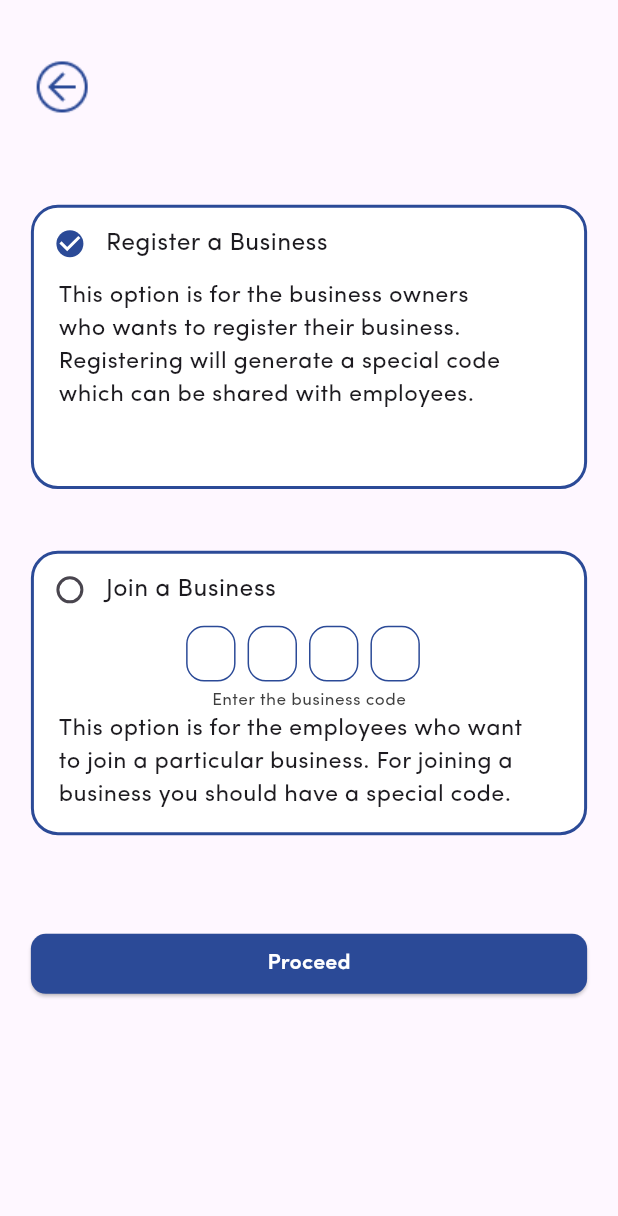
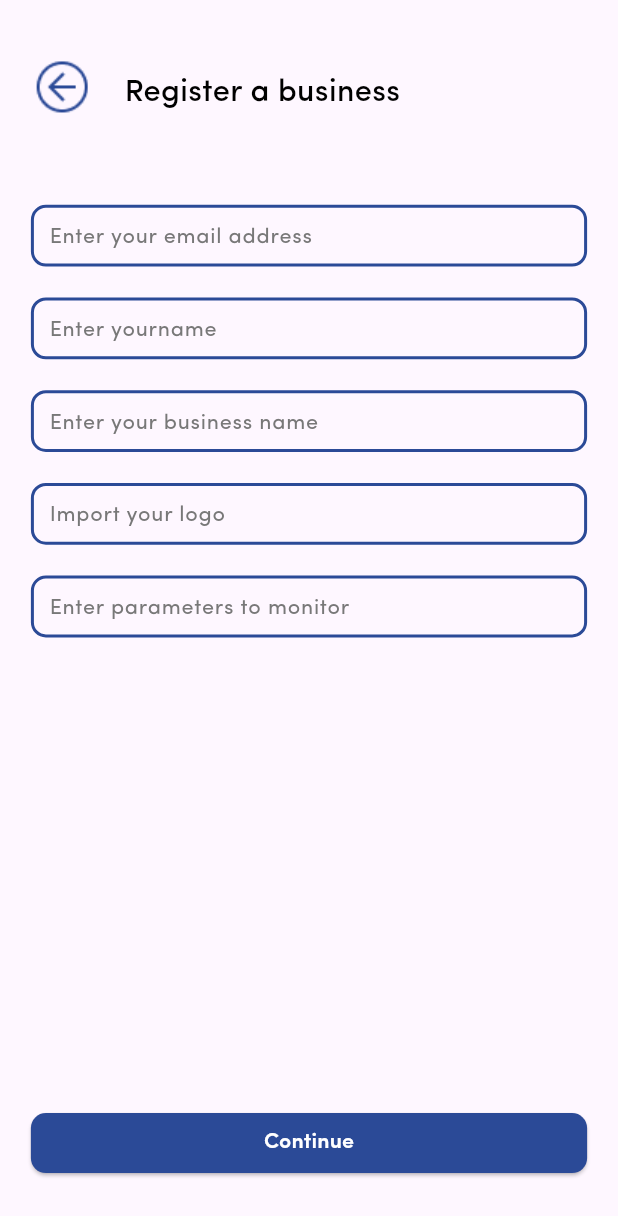
Before and after one commit to UMESH-042/Targafy-Frontend, a Flutter app: the RegisterABusinessScreen1 screen opened directly, after a tap on "Proceed", on a phone screen of 412 x 824 dp. Shown: the top 1216 px of the screen. Run offline on Flutter 3.47's test engine with Material 3 defaults, Android fonts, the phone set to English and light mode, and no system bars; drawn by our look-alikes of flutter_otp_text_field; our stand-ins replace bloc, dots_indicator, flutter_riverpod, flutter_svg, shared_preferences; accounts and stored records are empty; project files that could hold a hidden picture were left out.

Commit message:
created register a buisness screen

```diff
--- a/lib/src/auth/view/screens/send_otp_screen.dart
+++ b/lib/src/auth/view/screens/send_otp_screen.dart
@@ -64,6 +64,7 @@
                       height: getScreenWidth(context) * 0.1,
                       child: TextField(
                         decoration: InputDecoration(
+                          contentPadding: EdgeInsets.only(top: getScreenWidth(context) * 0.05, left: getScreenWidth(context) * 0.02),
                           hintText: 'Enter contact number',
                           border: OutlineInputBorder(
                             borderRadius: BorderRadius.circular(10),
--- a/lib/src/registration/view/screens/register_a_business_screen1.dart
+++ b/lib/src/registration/view/screens/register_a_business_screen1.dart
@@ -3,6 +3,7 @@
 import 'package:targafy/core/constants/colors.dart';
 import 'package:targafy/core/constants/dimensions.dart';
 import 'package:targafy/core/shared/components/primary_button.dart';
+import 'package:targafy/src/registration/view/screens/register_a_business_screen2.dart';
 
 class RegisterABusinessScreen1 extends StatefulWidget {
   const RegisterABusinessScreen1({super.key});
@@ -158,7 +159,11 @@
             ),
             Container(
               margin: EdgeInsets.symmetric(horizontal: getScreenWidth(context) * 0.05).copyWith(top: getScreenheight(context) * 0.05),
-              child: PrimaryButton(function: () {}, text: 'Proceed'),
+              child: PrimaryButton(
+                  function: () {
+                    Navigator.pushReplacement(context, MaterialPageRoute(builder: (context) => const RegisterABusinessScreen2()));
+                  },
+                  text: 'Proceed'),
             )
           ],
         ),
--- /dev/null
+++ b/lib/src/registration/view/screens/register_a_business_screen2.dart
@@ -0,0 +1,172 @@
+import 'package:flutter/material.dart';
+import 'package:targafy/core/constants/colors.dart';
+import 'package:targafy/core/constants/dimensions.dart';
+import 'package:targafy/core/shared/components/primary_button.dart';
+
+class RegisterABusinessScreen2 extends StatefulWidget {
+  const RegisterABusinessScreen2({super.key});
+
+  @override
+  State<RegisterABusinessScreen2> createState() => _RegisterABusinessScreen2State();
+}
+
+class _RegisterABusinessScreen2State extends State<RegisterABusinessScreen2> {
+  @override
+  Widget build(BuildContext context) {
+    return Scaffold(
+      body: SingleChildScrollView(
+        child: Column(
+          children: [
+            Row(
+              crossAxisAlignment: CrossAxisAlignment.center,
+              children: [
+                GestureDetector(
+                  onTap: () {
+                    Navigator.pop(context);
+                  },
+                  child: Container(
+                    margin: EdgeInsets.symmetric(horizontal: getScreenWidth(context) * 0.04, vertical: getScreenheight(context) * 0.04),
+                    alignment: Alignment.centerLeft,
+                    child: Image.asset('assets/img/back.png'),
+                  ),
+                ),
+                Padding(
+                  padding: EdgeInsets.only(top: getScreenheight(context) * 0.01),
+                  child: Text('Register a business', style: TextStyle(fontFamily: 'Sofia Pro', fontSize: getScreenWidth(context) * 0.05, fontWeight: FontWeight.w500, color: secondaryColor)),
+                )
+              ],
+            ),
+            Container(
+              padding: EdgeInsets.all(getScreenWidth(context) * 0.05),
+              child: Column(
+                children: [
+                  SizedBox(
+                    height: getScreenWidth(context) * 0.1,
+                    child: TextField(
+                      decoration: InputDecoration(
+                        contentPadding: EdgeInsets.only(top: getScreenWidth(context) * 0.0, left: getScreenWidth(context) * 0.02),
+                        hintText: 'Enter your email address',
+                        hintStyle: TextStyle(color: const Color(0xff787878), fontFamily: 'Sofia Pro', fontSize: getScreenWidth(context) * 0.035),
+                        border: OutlineInputBorder(
+                          borderRadius: BorderRadius.circular(10),
+                          borderSide: BorderSide(color: primaryColor, width: 2),
+                        ),
+                        enabledBorder: OutlineInputBorder(
+                          borderRadius: BorderRadius.circular(10),
+                          borderSide: BorderSide(color: primaryColor, width: 2),
+                        ),
+                        focusedBorder: OutlineInputBorder(
+                          borderRadius: BorderRadius.circular(10),
+                          borderSide: BorderSide(color: primaryColor, width: 2),
+                        ),
+                      ),
+                    ),
+                  ),
+                  SizedBox(height: getScreenheight(context) * 0.025),
+
+                  SizedBox(
+                    height: getScreenWidth(context) * 0.1,
+                    child: TextField(
+                      decoration: InputDecoration(
+                        contentPadding: EdgeInsets.only(top: getScreenWidth(context) * 0.0, left: getScreenWidth(context) * 0.02),
+                        hintText: 'Enter yourname',
+                        hintStyle: TextStyle(color: const Color(0xff787878), fontFamily: 'Sofia Pro', fontSize: getScreenWidth(context) * 0.035),
+                        border: OutlineInputBorder(
+                          borderRadius: BorderRadius.circular(10),
+                          borderSide: BorderSide(color: primaryColor, width: 2),
+                        ),
+                        enabledBorder: OutlineInputBorder(
+                          borderRadius: BorderRadius.circular(10),
+                          borderSide: BorderSide(color: primaryColor, width: 2),
+                        ),
+                        focusedBorder: OutlineInputBorder(
+                          borderRadius: BorderRadius.circular(10),
+                          borderSide: BorderSide(color: primaryColor, width: 2),
+                        ),
+                      ),
+                    ),
+                  ),
+                  SizedBox(height: getScreenheight(context) * 0.025),
+
+                  SizedBox(
+                    height: getScreenWidth(context) * 0.1,
+                    child: TextField(
+                      decoration: InputDecoration(
+                        contentPadding: EdgeInsets.only(top: getScreenWidth(context) * 0.0, left: getScreenWidth(context) * 0.02),
+                        hintText: 'Enter your business name',
+                        hintStyle: TextStyle(color: const Color(0xff787878), fontFamily: 'Sofia Pro', fontSize: getScreenWidth(context) * 0.035),
+                        border: OutlineInputBorder(
+                          borderRadius: BorderRadius.circular(10),
+                          borderSide: BorderSide(color: primaryColor, width: 2),
+                        ),
+                        enabledBorder: OutlineInputBorder(
+                          borderRadius: BorderRadius.circular(10),
+                          borderSide: BorderSide(color: primaryColor, width: 2),
+                        ),
+                        focusedBorder: OutlineInputBorder(
+                          borderRadius: BorderRadius.circular(10),
+                          borderSide: BorderSide(color: primaryColor, width: 2),
+                        ),
+                      ),
+                    ),
+                  ),
+                  SizedBox(height: getScreenheight(context) * 0.025),
+
+                  SizedBox(
+                    height: getScreenWidth(context) * 0.1,
+                    child: TextField(
+                      decoration: InputDecoration(
+                        contentPadding: EdgeInsets.only(top: getScreenWidth(context) * 0.0, left: getScreenWidth(context) * 0.02),
+                        hintText: 'Import your logo',
+                        hintStyle: TextStyle(color: const Color(0xff787878), fontFamily: 'Sofia Pro', fontSize: getScreenWidth(context) * 0.035),
+                        border: OutlineInputBorder(
+                          borderRadius: BorderRadius.circular(10),
+                          borderSide: BorderSide(color: primaryColor, width: 2),
+                        ),
+                        enabledBorder: OutlineInputBorder(
+                          borderRadius: BorderRadius.circular(10),
+                          borderSide: BorderSide(color: primaryColor, width: 2),
+                        ),
+                        focusedBorder: OutlineInputBorder(
+                          borderRadius: BorderRadius.circular(10),
+                          borderSide: BorderSide(color: primaryColor, width: 2),
+                        ),
+                      ),
+                    ),
+                  ),
+                  SizedBox(height: getScreenheight(context) * 0.025),
+
+                  SizedBox(
+                    height: getScreenWidth(context) * 0.1,
+                    child: TextField(
+                      decoration: InputDecoration(
+                        contentPadding: EdgeInsets.only(top: getScreenWidth(context) * 0.0, left: getScreenWidth(context) * 0.02),
+                        hintText: 'Enter parameters to monitor',
+                        hintStyle: TextStyle(color: const Color(0xff787878), fontFamily: 'Sofia Pro', fontSize: getScreenWidth(context) * 0.035),
+                        border: OutlineInputBorder(
+                          borderRadius: BorderRadius.circular(10),
+                          borderSide: BorderSide(color: primaryColor, width: 2),
+                        ),
+                        enabledBorder: OutlineInputBorder(
+                          borderRadius: BorderRadius.circular(10),
+                          borderSide: BorderSide(color: primaryColor, width: 2),
+                        ),
+                        focusedBorder: OutlineInputBorder(
+                          borderRadius: BorderRadius.circular(10),
+                          borderSide: BorderSide(color: primaryColor, width: 2),
+                        ),
+                      ),
+                    ),
+                  ),
+                  SizedBox(height: getScreenheight(context) * 0.38),
+                  PrimaryButton(function: (){}, text: 'Continue')
+
+                ],
+              ),
+            )
+          ],
+        ),
+      ),
+    );
+  }
+}
--- a/pubspec.yaml
+++ b/pubspec.yaml
@@ -44,6 +44,7 @@
   dots_indicator: ^3.0.0
   otp_text_field: ^1.1.3
   flutter_otp_text_field: ^1.1.3+2
+  go_router: ^14.0.2
 
 dev_dependencies:
   flutter_test:
```
Also changed, not shown: pubspec.lock.
